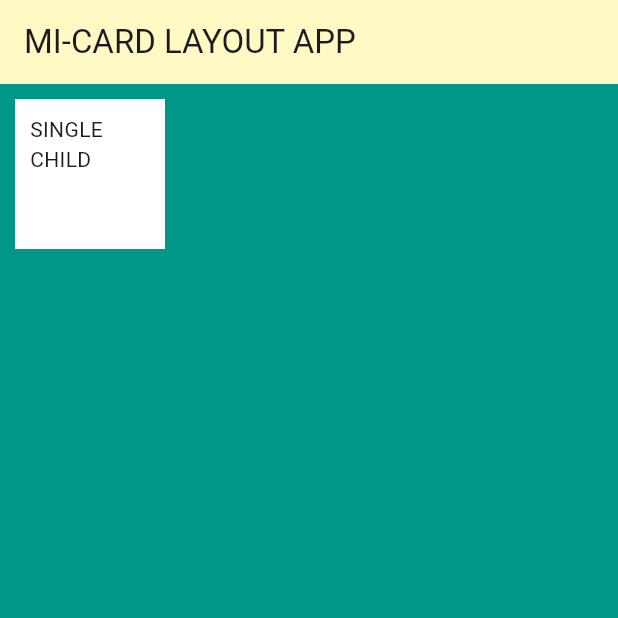
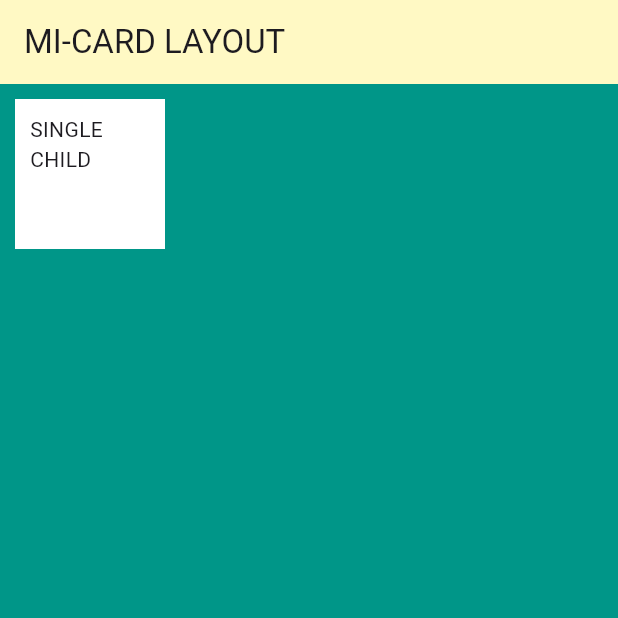
Before and after one commit to mihir5700/mi-card-flutter, a Flutter app: the screen it shows after launch, on a phone screen of 412 x 824 dp, the top half of it. Run offline on Flutter 3.47's test engine with Material 3 defaults, Android fonts, the phone set to English and light mode, and no system bars.

Commit message:
Second Commit

```diff
--- a/lib/main.dart
+++ b/lib/main.dart
@@ -12,7 +12,7 @@ class MyApp extends StatelessWidget {
 
           appBar: AppBar(
             backgroundColor: Colors.yellow[100],
-            title: const Text('MI-CARD LAYOUT APP'),
+            title: const Text('MI-CARD LAYOUT'),
           ),
 
           //SINGLE CHILD LAYOUT WIDGET
```
